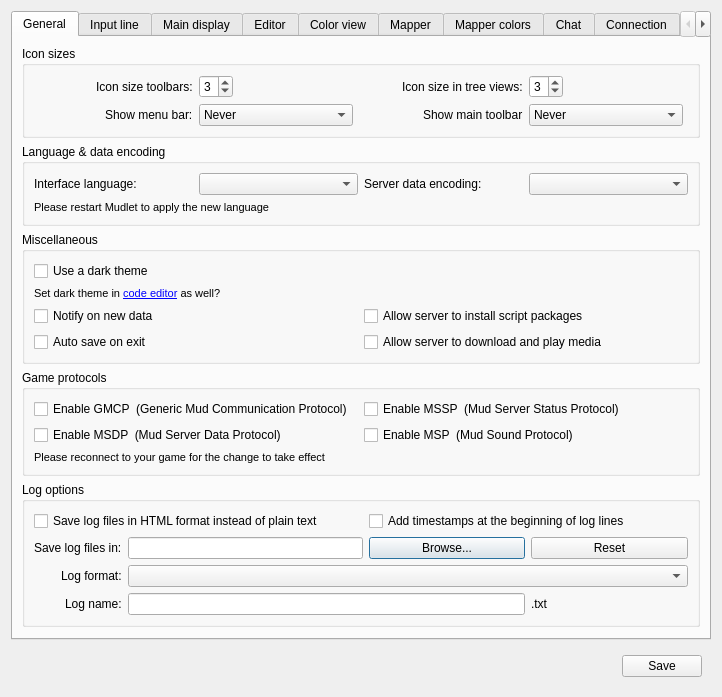
First picture: the form in src/ui/profile_preferences.ui, repository Mudlet/Mudlet, before the edit.
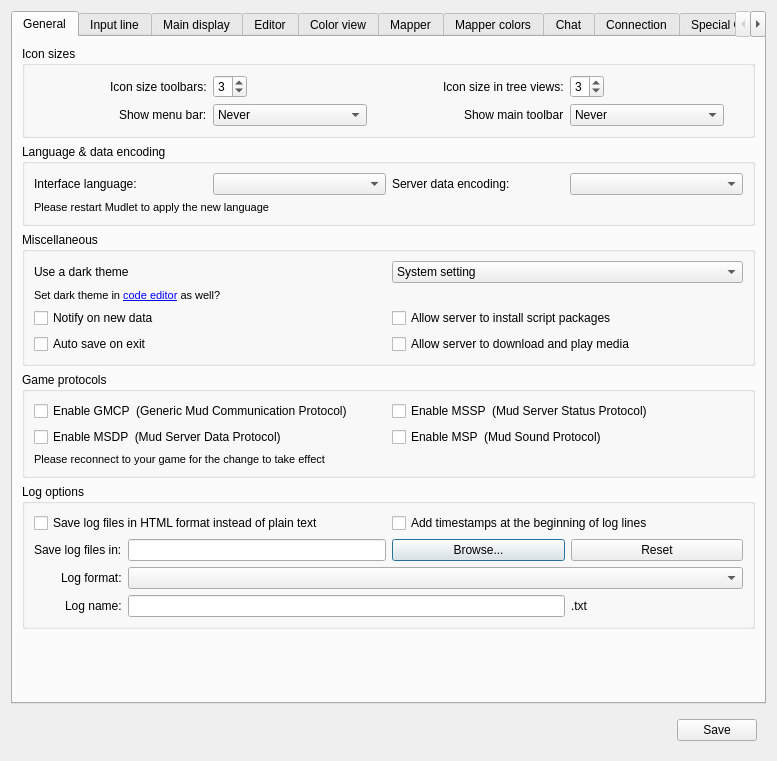
Second picture: the form after the edit. Icons and pictures are not drawn. Custom widgets are drawn as their Qt base class.

Commit message:
Add: auto-enable theme for dark mode desktops (#5574)
#### Brief overview of PR changes/additions
Automatically enable dark theme if the player is on a dark theme desktop:

https://user-images.githubusercontent.com/110988/141502335-97093bd0-0f85-4825-8001-55629b0f7454.mp4

#### Motivation for adding to Mudlet
Better player experience.
#### Other info
Future potential enhancements would be for Mudlet to automatically change the theme if the user changes it on their desktop.

The edit to the form file:
```diff
--- a/src/ui/profile_preferences.ui
+++ b/src/ui/profile_preferences.ui
@@ -6,8 +6,8 @@
    <rect>
     <x>0</x>
     <y>0</y>
-    <width>718</width>
-    <height>661</height>
+    <width>777</width>
+    <height>761</height>
    </rect>
   </property>
   <property name="sizePolicy">
@@ -223,17 +223,26 @@
           <string>Miscellaneous</string>
          </property>
          <layout class="QGridLayout" name="gridLayout_groupBox_miscellaneous">
-          <item row="0" column="0">
-           <widget class="QCheckBox" name="enableDarkTheme">
-            <property name="toolTip">
-             <string>&lt;p&gt;Changes your Mudlet Style to a Dark Fusion Style.&lt;/p&gt;</string>
-            </property>
-            <property name="text">
-             <string>Use a dark theme</string>
-            </property>
+          <item row="0" column="1">
+           <widget class="QComboBox" name="comboBox_appearance">
+            <item>
+             <property name="text">
+              <string>System setting</string>
+             </property>
+            </item>
+            <item>
+             <property name="text">
+              <string>Light</string>
+             </property>
+            </item>
+            <item>
+             <property name="text">
+              <string>Dark</string>
+             </property>
+            </item>
            </widget>
           </item>
-          <item row="2" column="0">
+          <item row="3" column="0">
            <widget class="QCheckBox" name="mAlertOnNewData">
             <property name="toolTip">
              <string>&lt;p&gt;Show a toolbar notification if Mudlet is minimized and new data arrives.&lt;/p&gt;</string>
@@ -243,21 +252,21 @@
             </property>
            </widget>
           </item>
-          <item row="2" column="1">
-           <widget class="QCheckBox" name="acceptServerGUI">
-            <property name="text">
-             <string>Allow server to install script packages</string>
-            </property>
-           </widget>
-          </item>
-          <item row="3" column="0">
+          <item row="4" column="0">
            <widget class="QCheckBox" name="mFORCE_SAVE_ON_EXIT">
             <property name="text">
              <string>Auto save on exit</string>
             </property>
            </widget>
           </item>
-          <item row="3" column="1">
+          <item row="0" column="0">
+           <widget class="QLabel" name="label_appearance">
+            <property name="text">
+             <string>Use a dark theme</string>
+            </property>
+           </widget>
+          </item>
+          <item row="4" column="1">
            <widget class="QCheckBox" name="acceptServerMedia">
             <property name="toolTip">
              <string>&lt;p&gt;This also needs GMCP to be enabled in the next group below.&lt;/p&gt;</string>
@@ -267,7 +276,14 @@
             </property>
            </widget>
           </item>
-          <item row="1" column="0">
+          <item row="3" column="1">
+           <widget class="QCheckBox" name="acceptServerGUI">
+            <property name="text">
+             <string>Allow server to install script packages</string>
+            </property>
+           </widget>
+          </item>
+          <item row="2" column="0" colspan="2">
            <widget class="QLabel" name="label_darkEditorPrompt">
             <property name="font">
              <font>
```
Left out of the diff: 27 changed lines with no effect on the pictures. The commit also changes 4 other files.
